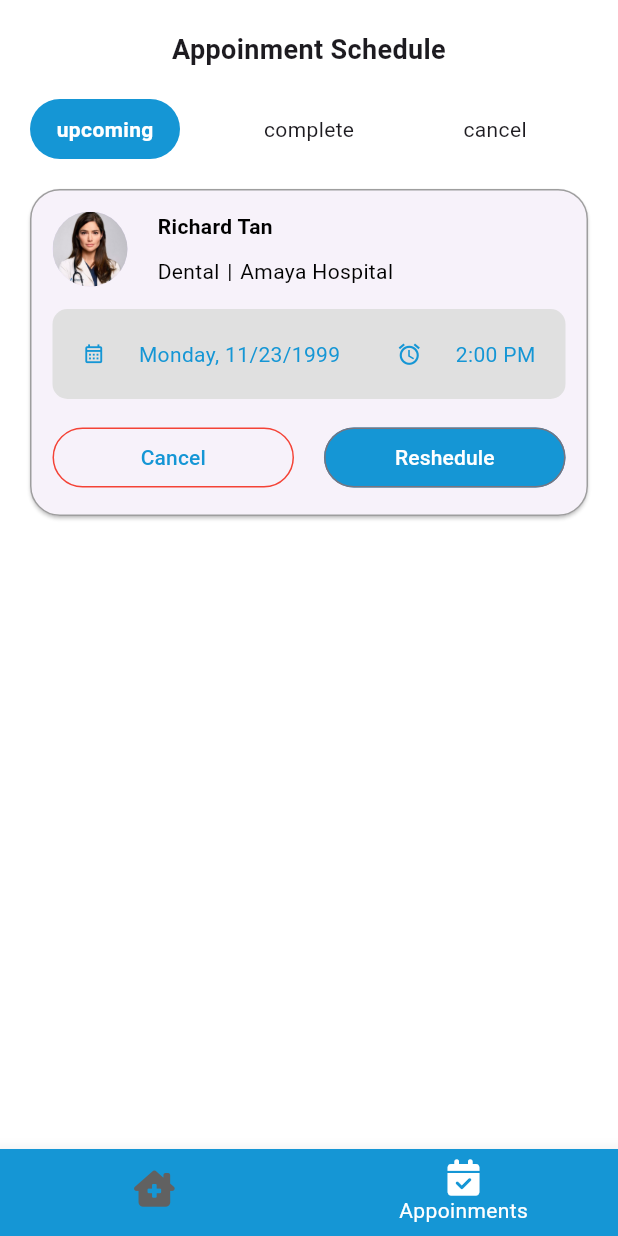
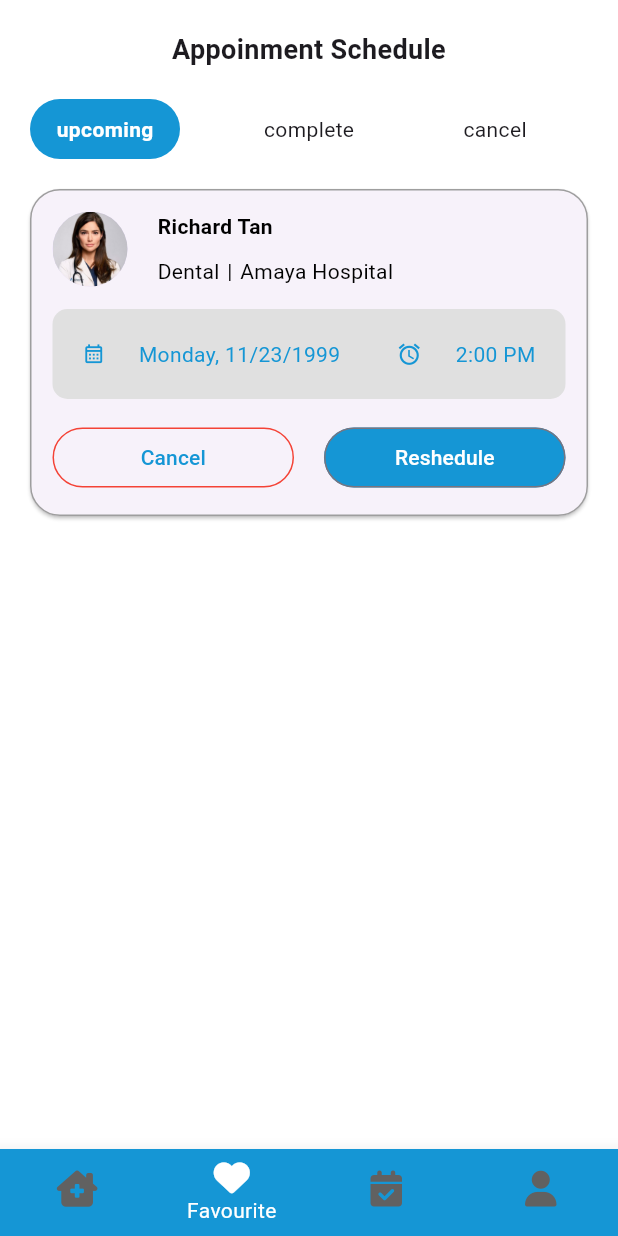
Before and after one commit to ashanwijebandara/Doctor-Appointment-, a Flutter app: the MainLayout screen opened by its route, swiped to page 2, on a phone screen of 412 x 824 dp. Run offline on Flutter 3.47's test engine with Material 3 defaults, Android fonts, the phone set to English and light mode, and no system bars; our stand-ins replace font_awesome_flutter, lottie, table_calendar.

Commit message:
fav icon

```diff
--- a/doctorapp/lib/main_layout.dart
+++ b/doctorapp/lib/main_layout.dart
@@ -55,9 +55,21 @@ class _MainLayoutState extends State<MainLayout> {
           ),
           BottomNavigationBarItem(
             icon: FaIcon(
+              FontAwesomeIcons.solidHeart,
+            ),
+            label: 'Favourite',
+          ),
+          BottomNavigationBarItem(
+            icon: FaIcon(
               FontAwesomeIcons.solidCalendarCheck,
             ),
             label: 'Appoinments',
+          ),
+          BottomNavigationBarItem(
+            icon: FaIcon(
+              FontAwesomeIcons.solidUser,
+            ),
+            label: 'Profile',
           ),
         ],
       ),
```
